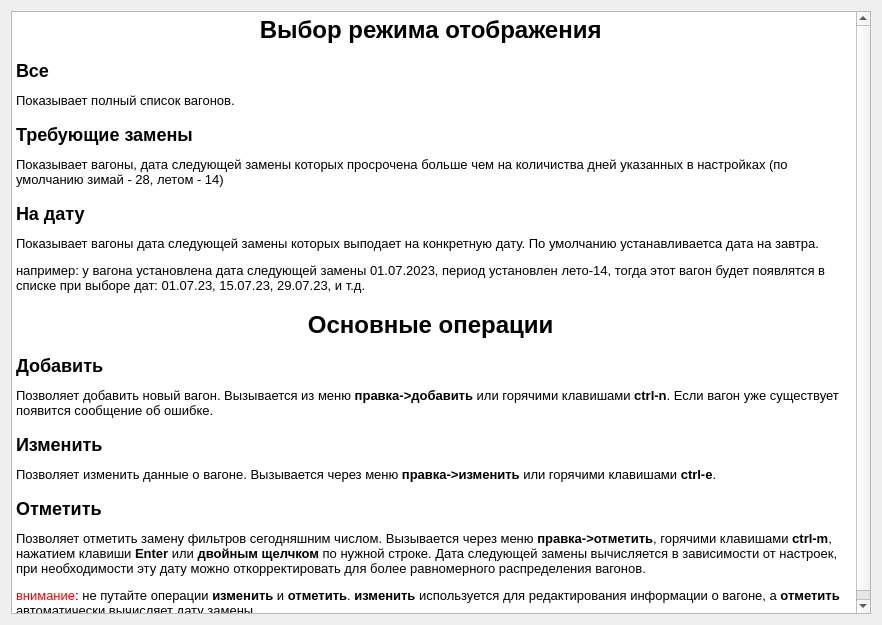
Old version of the form QFilter/dialogs/manualdialog.ui in the repository epetrenkodev/QFilter.
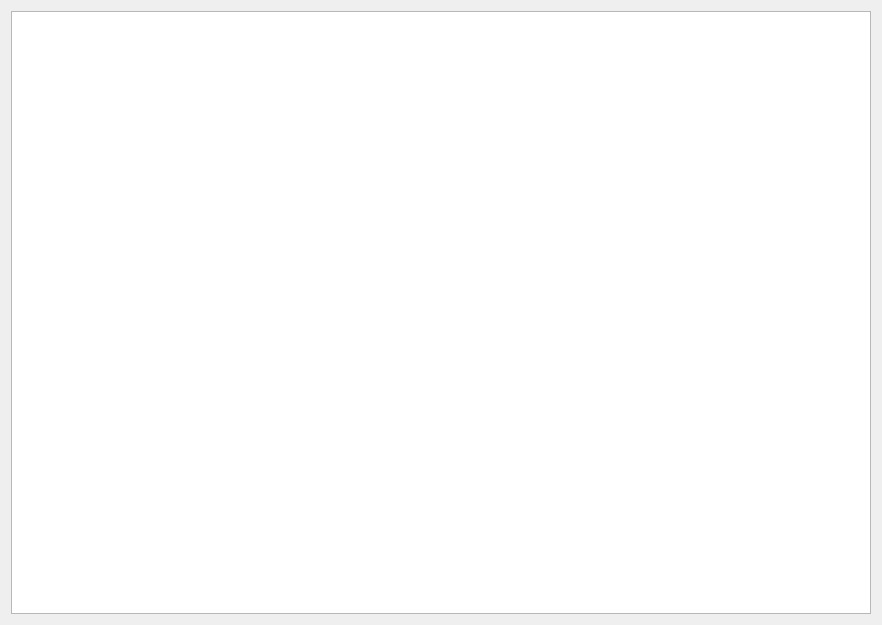
New version of the form. Icons and pictures are not drawn.

Commit message: Исправлены ошибки в 'Руководстве'

What changed in the file:
```diff
--- a/QFilter/dialogs/manualdialog.ui
+++ b/QFilter/dialogs/manualdialog.ui
@@ -20,31 +20,6 @@
   <layout class="QVBoxLayout" name="verticalLayout">
    <item>
     <widget class="QTextBrowser" name="textBrowser">
-     <property name="html">
-      <string>&lt;!DOCTYPE HTML PUBLIC &quot;-//W3C//DTD HTML 4.0//EN&quot; &quot;http://www.w3.org/TR/REC-html40/strict.dtd&quot;&gt;
-&lt;html&gt;&lt;head&gt;&lt;meta name=&quot;qrichtext&quot; content=&quot;1&quot; /&gt;&lt;meta charset=&quot;utf-8&quot; /&gt;&lt;title&gt;Краткое руководство&lt;/title&gt;&lt;style type=&quot;text/css&quot;&gt;
-p, li { white-space: pre-wrap; }
-hr { height: 1px; border-width: 0; }
-li.unchecked::marker { content: &quot;\2610&quot;; }
-li.checked::marker { content: &quot;\2612&quot;; }
-&lt;/style&gt;&lt;/head&gt;&lt;body style=&quot; font-family:'Ubuntu'; font-size:10pt; font-weight:400; font-style:normal;&quot;&gt;
-&lt;h1 align=&quot;center&quot; style=&quot; margin-top:18px; margin-bottom:12px; margin-left:0px; margin-right:0px; -qt-block-indent:0; text-indent:0px;&quot;&gt;&lt;span style=&quot; font-size:xx-large; font-weight:700;&quot;&gt;Выбор режима отображения&lt;/span&gt; &lt;/h1&gt;
-&lt;h2 style=&quot; margin-top:16px; margin-bottom:12px; margin-left:0px; margin-right:0px; -qt-block-indent:0; text-indent:0px;&quot;&gt;&lt;span style=&quot; font-size:x-large; font-weight:700;&quot;&gt;Все&lt;/span&gt; &lt;/h2&gt;
-&lt;p style=&quot; margin-top:12px; margin-bottom:12px; margin-left:0px; margin-right:0px; -qt-block-indent:0; text-indent:0px;&quot;&gt;Показывает полный список вагонов. &lt;/p&gt;
-&lt;h2 style=&quot; margin-top:16px; margin-bottom:12px; margin-left:0px; margin-right:0px; -qt-block-indent:0; text-indent:0px;&quot;&gt;&lt;span style=&quot; font-size:x-large; font-weight:700;&quot;&gt;Требующие замены&lt;/span&gt; &lt;/h2&gt;
-&lt;p style=&quot; margin-top:12px; margin-bottom:12px; margin-left:0px; margin-right:0px; -qt-block-indent:0; text-indent:0px;&quot;&gt;Показывает вагоны, дата следующей замены которых просрочена больше чем на количиства дней указанных в настройках (по умолчанию зимай - 28, летом - 14) &lt;/p&gt;
-&lt;h2 style=&quot; margin-top:16px; margin-bottom:12px; margin-left:0px; margin-right:0px; -qt-block-indent:0; text-indent:0px;&quot;&gt;&lt;span style=&quot; font-size:x-large; font-weight:700;&quot;&gt;На дату&lt;/span&gt; &lt;/h2&gt;
-&lt;p style=&quot; margin-top:12px; margin-bottom:12px; margin-left:0px; margin-right:0px; -qt-block-indent:0; text-indent:0px;&quot;&gt;Показывает вагоны дата следующей замены которых выподает на конкретную дату. По умолчанию устанавливаетса дата на завтра. &lt;/p&gt;
-&lt;p style=&quot; margin-top:12px; margin-bottom:12px; margin-left:0px; margin-right:0px; -qt-block-indent:0; text-indent:0px;&quot;&gt;например: у вагона установлена дата следующей замены 01.07.2023, период установлен лето-14, тогда этот вагон будет появлятся в списке при выборе дат: 01.07.23, 15.07.23, 29.07.23, и т.д. &lt;/p&gt;
-&lt;h1 align=&quot;center&quot; style=&quot; margin-top:18px; margin-bottom:12px; margin-left:0px; margin-right:0px; -qt-block-indent:0; text-indent:0px;&quot;&gt;&lt;span style=&quot; font-size:xx-large; font-weight:700;&quot;&gt;Основные операции&lt;/span&gt; &lt;/h1&gt;
-&lt;h2 style=&quot; margin-top:16px; margin-bottom:12px; margin-left:0px; margin-right:0px; -qt-block-indent:0; text-indent:0px;&quot;&gt;&lt;span style=&quot; font-size:x-large; font-weight:700;&quot;&gt;Добавить&lt;/span&gt; &lt;/h2&gt;
-&lt;p style=&quot; margin-top:12px; margin-bottom:12px; margin-left:0px; margin-right:0px; -qt-block-indent:0; text-indent:0px;&quot;&gt;Позволяет добавить новый вагон. Вызывается из меню &lt;span style=&quot; font-weight:700;&quot;&gt;правка-&amp;gt;добавить&lt;/span&gt; или горячими клавишами &lt;span style=&quot; font-weight:700;&quot;&gt;ctrl-n&lt;/span&gt;. Если вагон уже существует появится сообщение об ошибке. &lt;/p&gt;
-&lt;h2 style=&quot; margin-top:16px; margin-bottom:12px; margin-left:0px; margin-right:0px; -qt-block-indent:0; text-indent:0px;&quot;&gt;&lt;span style=&quot; font-size:x-large; font-weight:700;&quot;&gt;Изменить&lt;/span&gt; &lt;/h2&gt;
-&lt;p style=&quot; margin-top:12px; margin-bottom:12px; margin-left:0px; margin-right:0px; -qt-block-indent:0; text-indent:0px;&quot;&gt;Позволяет изменить данные о вагоне. Вызывается через меню &lt;span style=&quot; font-weight:700;&quot;&gt;правка-&amp;gt;изменить&lt;/span&gt; или горячими клавишами &lt;span style=&quot; font-weight:700;&quot;&gt;ctrl-e&lt;/span&gt;. &lt;/p&gt;
-&lt;h2 style=&quot; margin-top:16px; margin-bottom:12px; margin-left:0px; margin-right:0px; -qt-block-indent:0; text-indent:0px;&quot;&gt;&lt;span style=&quot; font-size:x-large; font-weight:700;&quot;&gt;Отметить&lt;/span&gt; &lt;/h2&gt;
-&lt;p style=&quot; margin-top:12px; margin-bottom:12px; margin-left:0px; margin-right:0px; -qt-block-indent:0; text-indent:0px;&quot;&gt;Позволяет отметить замену фильтров сегодняшним числом. Вызывается через меню &lt;span style=&quot; font-weight:700;&quot;&gt;правка-&amp;gt;отметить&lt;/span&gt;, горячими клавишами &lt;span style=&quot; font-weight:700;&quot;&gt;ctrl-m&lt;/span&gt;, нажатием клавиши &lt;span style=&quot; font-weight:700;&quot;&gt;Enter&lt;/span&gt; или &lt;span style=&quot; font-weight:700;&quot;&gt;двойным щелчком&lt;/span&gt; по нужной строке. Дата следующей замены вычисляется в зависимости от настроек, при необходимости эту дату можно откорректировать для более равномерного распределения вагонов. &lt;/p&gt;
-&lt;p style=&quot; margin-top:12px; margin-bottom:12px; margin-left:0px; margin-right:0px; -qt-block-indent:0; text-indent:0px;&quot;&gt;&lt;span style=&quot; color:#ff0000;&quot;&gt;внимание&lt;/span&gt;: не путайте операции &lt;span style=&quot; font-weight:700;&quot;&gt;изменить&lt;/span&gt; и &lt;span style=&quot; font-weight:700;&quot;&gt;отметить&lt;/span&gt;. &lt;span style=&quot; font-weight:700;&quot;&gt;изменить&lt;/span&gt; используется для редактирования информации о вагоне, а &lt;span style=&quot; font-weight:700;&quot;&gt;отметить&lt;/span&gt; автоматически вычисляет дату замены. &lt;/p&gt;&lt;/body&gt;&lt;/html&gt;</string>
-     </property>
      <property name="source">
       <url>
        <string>qrc:/doc/resources/manual.html</string>
```
The commit also changes 1 other file.
